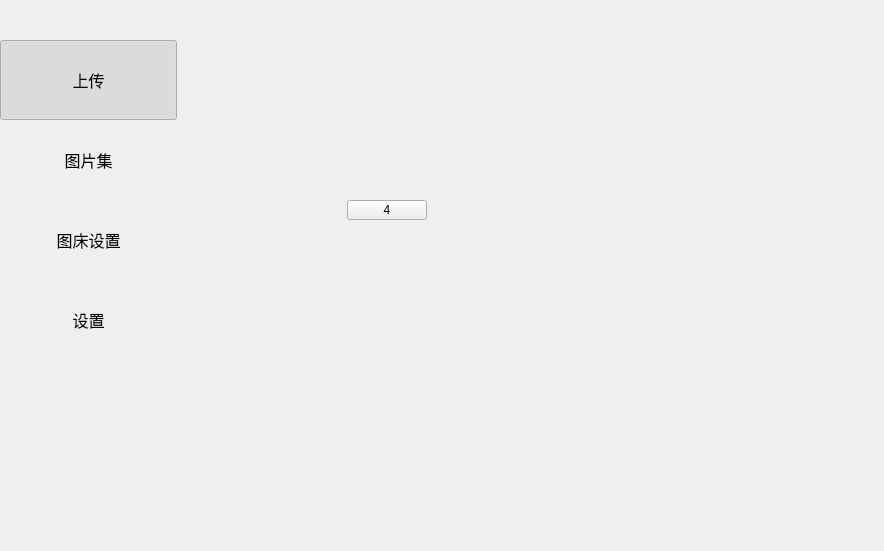
Before: the Qt Designer form src/mainwindow.ui in median-dxz/Lotos, drawn with Qt 5.
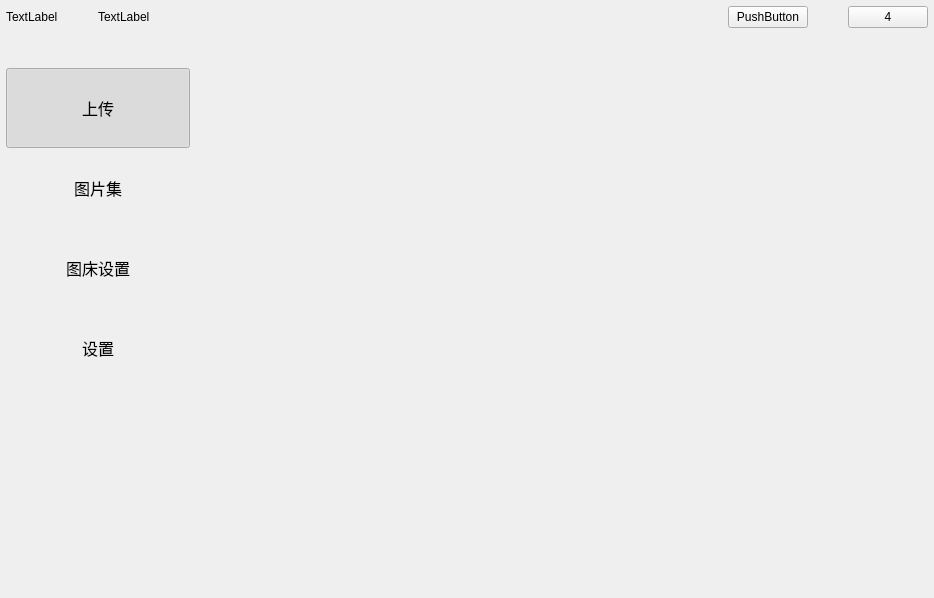
After: the same form once the commit is applied. The open tabs and pages were chosen to show the change. Custom widgets are drawn as their Qt base class.

The edit to the form file:
```diff
--- a/src/mainwindow.ui
+++ b/src/mainwindow.ui
@@ -6,8 +6,8 @@
    <rect>
     <x>0</x>
     <y>0</y>
-    <width>884</width>
-    <height>551</height>
+    <width>934</width>
+    <height>598</height>
    </rect>
   </property>
   <property name="windowTitle">
@@ -17,10 +17,37 @@
    <string notr="true"/>
   </property>
   <widget class="QWidget" name="centralwidget">
-   <layout class="QGridLayout" name="gridLayout_2" columnstretch="2,8">
+   <layout class="QGridLayout" name="gridLayout_2">
     <property name="leftMargin">
+     <number>6</number>
+    </property>
+    <property name="topMargin">
+     <number>6</number>
+    </property>
+    <property name="rightMargin">
+     <number>6</number>
+    </property>
+    <property name="bottomMargin">
+     <number>6</number>
+    </property>
+    <property name="spacing">
      <number>0</number>
     </property>
+    <item row="0" column="0">
+     <widget class="QFrame" name="viewport">
+      <property name="frameShape">
+       <enum>QFrame::NoFrame</enum>
+      </property>
+      <property name="frameShadow">
+       <enum>QFrame::Plain</enum>
+      </property>
+      <property name="lineWidth">
+       <number>0</number>
+      </property>
+      <layout class="QGridLayout" name="gridLayout_4" rowstretch="0,0" columnstretch="2,8">
+       <property name="leftMargin">
+        <number>0</number>
+       </property>
     <property name="topMargin">
      <number>0</number>
     </property>
@@ -33,7 +60,192 @@
     <property name="spacing">
      <number>0</number>
     </property>
-    <item row="0" column="1">
+       <item row="1" column="0">
+        <widget class="QWidget" name="pageSwitchWidget" native="true">
+         <property name="sizePolicy">
+          <sizepolicy hsizetype="Preferred" vsizetype="Preferred">
+           <horstretch>0</horstretch>
+           <verstretch>0</verstretch>
+          </sizepolicy>
+         </property>
+         <property name="font">
+          <font>
+           <family>Microsoft YaHei UI</family>
+           <pointsize>12</pointsize>
+          </font>
+         </property>
+         <layout class="QVBoxLayout" name="layout">
+          <property name="spacing">
+           <number>0</number>
+          </property>
+          <property name="leftMargin">
+           <number>0</number>
+          </property>
+          <property name="topMargin">
+           <number>40</number>
+          </property>
+          <property name="rightMargin">
+           <number>0</number>
+          </property>
+          <property name="bottomMargin">
+           <number>0</number>
+          </property>
+          <item>
+           <widget class="PageButton" name="pageButton_1">
+            <property name="minimumSize">
+             <size>
+              <width>0</width>
+              <height>80</height>
+             </size>
+            </property>
+            <property name="maximumSize">
+             <size>
+              <width>16777215</width>
+              <height>16777215</height>
+             </size>
+            </property>
+            <property name="font">
+             <font>
+              <family>Microsoft YaHei UI</family>
+              <pointsize>12</pointsize>
+             </font>
+            </property>
+            <property name="cursor">
+             <cursorShape>ArrowCursor</cursorShape>
+            </property>
+            <property name="layoutDirection">
+             <enum>Qt::LeftToRight</enum>
+            </property>
+            <property name="text">
+             <string>上传</string>
+            </property>
+            <property name="checkable">
+             <bool>true</bool>
+            </property>
+            <property name="checked">
+             <bool>true</bool>
+            </property>
+            <property name="flat">
+             <bool>true</bool>
+            </property>
+           </widget>
+          </item>
+          <item>
+           <widget class="PageButton" name="pageButton_2">
+            <property name="minimumSize">
+             <size>
+              <width>0</width>
+              <height>80</height>
+             </size>
+            </property>
+            <property name="maximumSize">
+             <size>
+              <width>16777215</width>
+              <height>16777215</height>
+             </size>
+            </property>
+            <property name="cursor">
+             <cursorShape>ArrowCursor</cursorShape>
+            </property>
+            <property name="styleSheet">
+             <string notr="true"/>
+            </property>
+            <property name="text">
+             <string>图片集</string>
+            </property>
+            <property name="checkable">
+             <bool>true</bool>
+            </property>
+            <property name="flat">
+             <bool>true</bool>
+            </property>
+           </widget>
+          </item>
+          <item>
+           <widget class="PageButton" name="pageButton_3">
+            <property name="minimumSize">
+             <size>
+              <width>0</width>
+              <height>80</height>
+             </size>
+            </property>
+            <property name="maximumSize">
+             <size>
+              <width>16777215</width>
+              <height>16777215</height>
+             </size>
+            </property>
+            <property name="cursor">
+             <cursorShape>ArrowCursor</cursorShape>
+            </property>
+            <property name="styleSheet">
+             <string notr="true"/>
+            </property>
+            <property name="text">
+             <string>图床设置</string>
+            </property>
+            <property name="checkable">
+             <bool>true</bool>
+            </property>
+            <property name="flat">
+             <bool>true</bool>
+            </property>
+           </widget>
+          </item>
+          <item>
+           <widget class="PageButton" name="pageButton_4">
+            <property name="minimumSize">
+             <size>
+              <width>0</width>
+              <height>80</height>
+             </size>
+            </property>
+            <property name="maximumSize">
+             <size>
+              <width>16777215</width>
+              <height>16777215</height>
+             </size>
+            </property>
+            <property name="font">
+             <font>
+              <family>Microsoft YaHei UI</family>
+              <pointsize>12</pointsize>
+             </font>
+            </property>
+            <property name="cursor">
+             <cursorShape>ArrowCursor</cursorShape>
+            </property>
+            <property name="styleSheet">
+             <string notr="true"/>
+            </property>
+            <property name="text">
+             <string>设置</string>
+            </property>
+            <property name="checkable">
+             <bool>true</bool>
+            </property>
+            <property name="flat">
+             <bool>true</bool>
+            </property>
+           </widget>
+          </item>
+          <item>
+           <spacer name="verticalSpacer">
+            <property name="orientation">
+             <enum>Qt::Vertical</enum>
+            </property>
+            <property name="sizeHint" stdset="0">
+             <size>
+              <width>20</width>
+              <height>40</height>
+             </size>
+            </property>
+           </spacer>
+          </item>
+         </layout>
+        </widget>
+       </item>
+       <item row="1" column="1">
      <widget class="QStackedWidget" name="stackedWidget">
       <property name="styleSheet">
        <string notr="true"/>
@@ -448,204 +660,56 @@
         </item>
        </layout>
       </widget>
-      <widget class="QWidget" name="page_3">
+         <widget class="QWidget" name="page_3"/>
+        </widget>
+       </item>
+       <item row="0" column="0" colspan="2">
+        <layout class="QHBoxLayout" name="horizontalLayout_2">
+         <property name="spacing">
+          <number>40</number>
+         </property>
+         <item>
+          <widget class="QLabel" name="label_5">
+           <property name="text">
+            <string>TextLabel</string>
+           </property>
+          </widget>
+         </item>
+         <item>
+          <widget class="QLabel" name="label_6">
+           <property name="text">
+            <string>TextLabel</string>
+           </property>
+          </widget>
+         </item>
+         <item>
+          <spacer name="horizontalSpacer_5">
+           <property name="orientation">
+            <enum>Qt::Horizontal</enum>
+           </property>
+           <property name="sizeHint" stdset="0">
+            <size>
+             <width>40</width>
+             <height>20</height>
+            </size>
+           </property>
+          </spacer>
+         </item>
+         <item>
+          <widget class="QPushButton" name="pushButton">
+           <property name="text">
+            <string>PushButton</string>
+           </property>
+          </widget>
+         </item>
+         <item>
        <widget class="QPushButton" name="pushButton_9">
-        <property name="geometry">
-         <rect>
-          <x>170</x>
-          <y>200</y>
-          <width>80</width>
-          <height>20</height>
-         </rect>
-        </property>
         <property name="text">
          <string>4</string>
         </property>
        </widget>
-      </widget>
-     </widget>
-    </item>
-    <item row="0" column="0">
-     <widget class="QWidget" name="pageSwitchWidget" native="true">
-      <property name="sizePolicy">
-       <sizepolicy hsizetype="Preferred" vsizetype="Preferred">
-        <horstretch>0</horstretch>
-        <verstretch>0</verstretch>
-       </sizepolicy>
-      </property>
-      <property name="font">
-       <font>
-        <family>Microsoft YaHei UI</family>
-        <pointsize>12</pointsize>
-       </font>
-      </property>
-      <layout class="QVBoxLayout" name="layout">
-       <property name="spacing">
-        <number>0</number>
-       </property>
-       <property name="leftMargin">
-        <number>0</number>
-       </property>
-       <property name="topMargin">
-        <number>40</number>
-       </property>
-       <property name="rightMargin">
-        <number>0</number>
-       </property>
-       <property name="bottomMargin">
-        <number>0</number>
-       </property>
-       <item>
-        <widget class="PageButton" name="pageButton_1">
-         <property name="minimumSize">
-          <size>
-           <width>0</width>
-           <height>80</height>
-          </size>
-         </property>
-         <property name="maximumSize">
-          <size>
-           <width>16777215</width>
-           <height>16777215</height>
-          </size>
-         </property>
-         <property name="font">
-          <font>
-           <family>Microsoft YaHei UI</family>
-           <pointsize>12</pointsize>
-          </font>
-         </property>
-         <property name="cursor">
-          <cursorShape>ArrowCursor</cursorShape>
-         </property>
-         <property name="layoutDirection">
-          <enum>Qt::LeftToRight</enum>
-         </property>
-         <property name="text">
-          <string>上传</string>
-         </property>
-         <property name="checkable">
-          <bool>true</bool>
-         </property>
-         <property name="checked">
-          <bool>true</bool>
-         </property>
-         <property name="flat">
-          <bool>true</bool>
-         </property>
-        </widget>
-       </item>
-       <item>
-        <widget class="PageButton" name="pageButton_2">
-         <property name="minimumSize">
-          <size>
-           <width>0</width>
-           <height>80</height>
-          </size>
-         </property>
-         <property name="maximumSize">
-          <size>
-           <width>16777215</width>
-           <height>16777215</height>
-          </size>
-         </property>
-         <property name="cursor">
-          <cursorShape>ArrowCursor</cursorShape>
-         </property>
-         <property name="styleSheet">
-          <string notr="true"/>
-         </property>
-         <property name="text">
-          <string>图片集</string>
-         </property>
-         <property name="checkable">
-          <bool>true</bool>
-         </property>
-         <property name="flat">
-          <bool>true</bool>
-         </property>
-        </widget>
-       </item>
-       <item>
-        <widget class="PageButton" name="pageButton_3">
-         <property name="minimumSize">
-          <size>
-           <width>0</width>
-           <height>80</height>
-          </size>
-         </property>
-         <property name="maximumSize">
-          <size>
-           <width>16777215</width>
-           <height>16777215</height>
-          </size>
-         </property>
-         <property name="cursor">
-          <cursorShape>ArrowCursor</cursorShape>
-         </property>
-         <property name="styleSheet">
-          <string notr="true"/>
-         </property>
-         <property name="text">
-          <string>图床设置</string>
-         </property>
-         <property name="checkable">
-          <bool>true</bool>
-         </property>
-         <property name="flat">
-          <bool>true</bool>
-         </property>
-        </widget>
-       </item>
-       <item>
-        <widget class="PageButton" name="pageButton_4">
-         <property name="minimumSize">
-          <size>
-           <width>0</width>
-           <height>80</height>
-          </size>
-         </property>
-         <property name="maximumSize">
-          <size>
-           <width>16777215</width>
-           <height>16777215</height>
-          </size>
-         </property>
-         <property name="font">
-          <font>
-           <family>Microsoft YaHei UI</family>
-           <pointsize>12</pointsize>
-          </font>
-         </property>
-         <property name="cursor">
-          <cursorShape>ArrowCursor</cursorShape>
-         </property>
-         <property name="styleSheet">
-          <string notr="true"/>
-         </property>
-         <property name="text">
-          <string>设置</string>
-         </property>
-         <property name="checkable">
-          <bool>true</bool>
-         </property>
-         <property name="flat">
-          <bool>true</bool>
-         </property>
-        </widget>
-       </item>
-       <item>
-        <spacer name="verticalSpacer">
-         <property name="orientation">
-          <enum>Qt::Vertical</enum>
-         </property>
-         <property name="sizeHint" stdset="0">
-          <size>
-           <width>20</width>
-           <height>40</height>
-          </size>
-         </property>
-        </spacer>
+         </item>
+        </layout>
        </item>
       </layout>
      </widget>
```
Left out of the diff: 164 changed lines with no effect on the pictures. Lines whose indentation alone changed are shown as unchanged.
